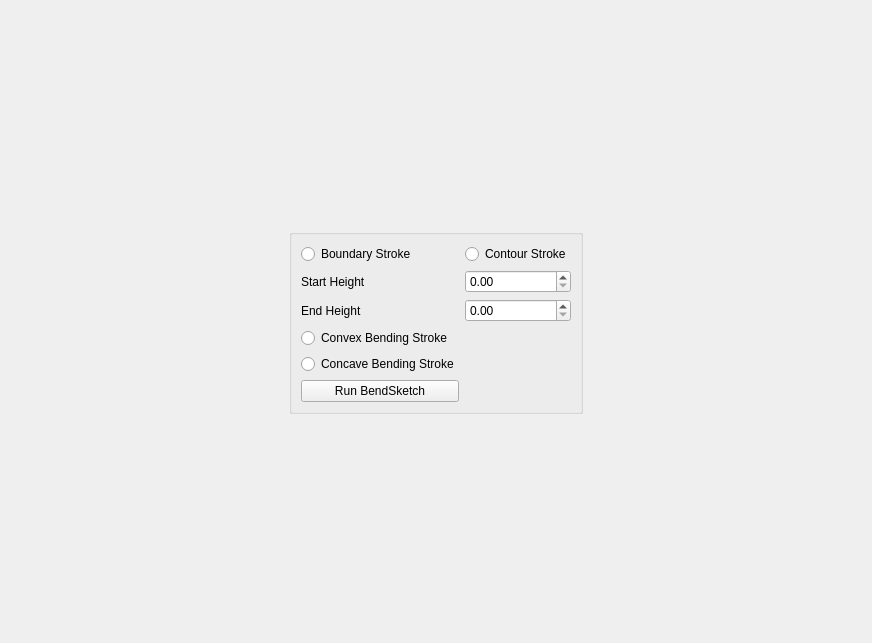
Before: the Qt Designer form mainwindow.ui in andrewkpeterson/surface-sketcher, drawn with Qt 5.
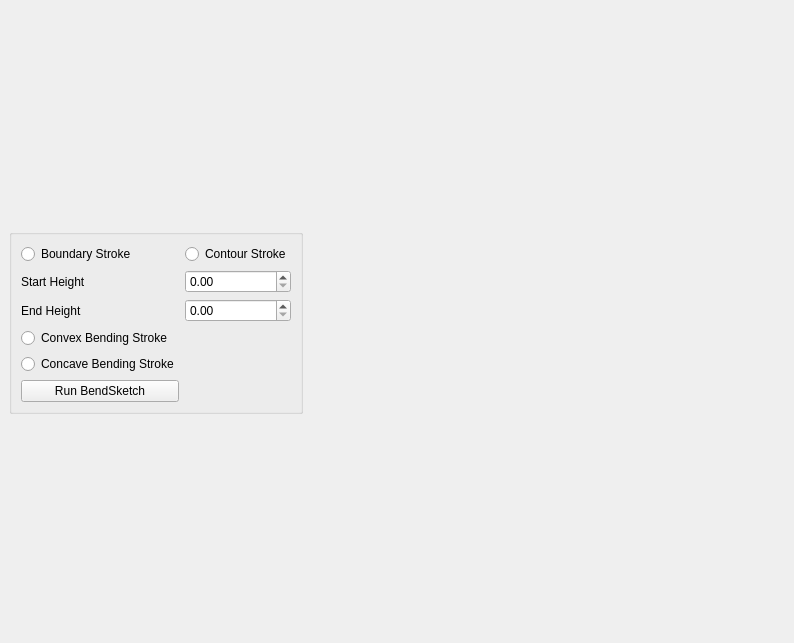
After: the same form once the commit is applied. Custom widgets are drawn as their Qt base class.

```diff
--- a/mainwindow.ui
+++ b/mainwindow.ui
@@ -6,7 +6,7 @@
    <rect>
     <x>0</x>
     <y>0</y>
-    <width>872</width>
+    <width>794</width>
     <height>643</height>
    </rect>
   </property>
@@ -93,6 +93,18 @@
       </layout>
      </widget>
     </item>
+    <item>
+     <widget class="QWidget" name="top_scribble" native="true">
+      <layout class="QVBoxLayout" name="verticalLayout">
+       <item>
+        <widget class="ScribbleArea" name="scribbleArea" native="true"/>
+       </item>
+       <item>
+        <widget class="ScribbleArea" name="heightArea" native="true"/>
+       </item>
+      </layout>
+     </widget>
+    </item>
    </layout>
   </widget>
   <widget class="QMenuBar" name="menubar">
@@ -106,6 +118,14 @@
    </property>
   </widget>
  </widget>
+ <customwidgets>
+  <customwidget>
+   <class>ScribbleArea</class>
+   <extends>QWidget</extends>
+   <header>ScribbleArea.h</header>
+   <container>1</container>
+  </customwidget>
+ </customwidgets>
  <resources/>
  <connections/>
 </ui>
```
Left out of the diff: 2 changed lines with no effect on the pictures.
